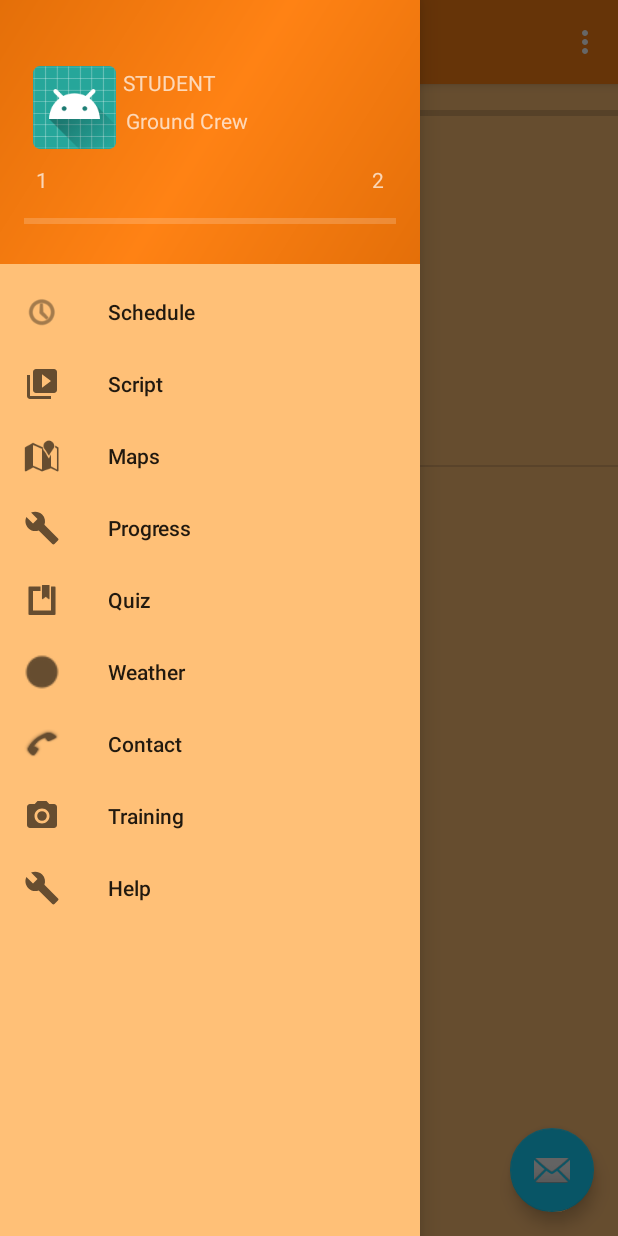
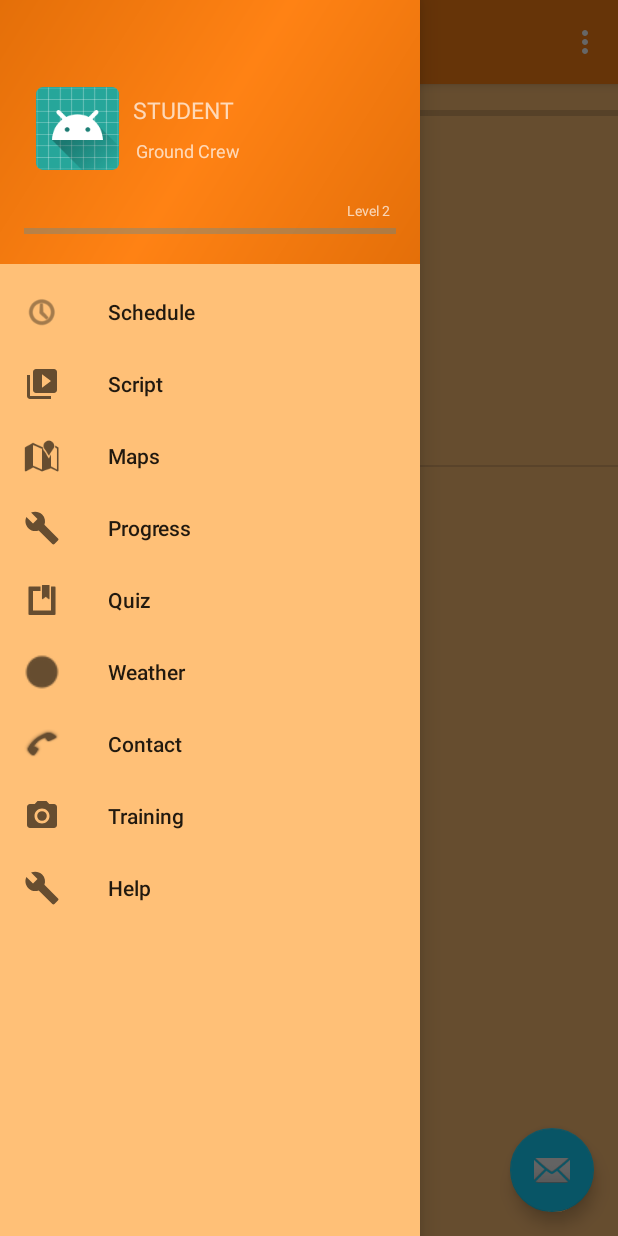
Before and after one commit to Leon-Wilson/bts_tour_app, an Android app: the screen it shows after launch (nav_main), with the side drawer open, on a phone screen of 412 x 824 dp. Run offline under Robolectric (Android 15) with nearby library versions, the phone set to English and light mode, and no system bars; our stand-ins replace Firebase (no records; nobody signed in at launch, a user with empty details on screens opened directly).

```diff
--- a/bts_tour/app/src/main/java/fs/sdvbs/bts_tour/nav_main.java
+++ b/bts_tour/app/src/main/java/fs/sdvbs/bts_tour/nav_main.java
@@ -1,6 +1,8 @@
 package fs.sdvbs.bts_tour;
 
 import android.content.Intent;
+import android.content.res.ColorStateList;
+import android.graphics.Color;
 import android.os.Bundle;
 import android.support.design.widget.FloatingActionButton;
 import android.support.design.widget.Snackbar;
@@ -65,11 +67,21 @@ public class nav_main extends AppCompatActivity
         next_level = header_layout.findViewById(R.id.nav_draw_next_level);
         curr_level = header_layout.findViewById(R.id.nav_draw_current_level);
         progress_bar = header_layout.findViewById(R.id.nav_draw_progress);
+        ColorStateList color_list = ColorStateList.valueOf(getResources().getColor(R.color.progress_tints,null));
+        progress_bar.setProgressTintList(color_list);
+        progress_bar.setProgressBackgroundTintList(color_list);
+        progress_bar.setProgressTintMode(null);
 
         player_name.setText(current_player.player_name);
         level_name.setText(current_player.getStats().level_name);
-        curr_level.setText(String.valueOf(current_player.getStats().current_level));
-        next_level.setText(String.valueOf(current_player.getStats().current_level + 1));
+        curr_level.setText("Level " + String.valueOf(current_player.getStats().current_level));
+        next_level.setText("Level " + String.valueOf(current_player.getStats().current_level + 1));
+
+//        player_name.setTextSize(15);
+//        level_name.setTextSize(12);
+//        curr_level.setTextSize(9);
+//        next_level.setTextSize(9);
+
         //progress_bar.setMax(6);
         //progress_bar.setProgress(3);
         progress_bar.setMax(current_player.stats.points_until_levelup);
@@ -160,8 +172,8 @@ public class nav_main extends AppCompatActivity
 
                 player_name.setText(current_player.player_name);
                 level_name.setText(current_player.getStats().level_name);
-                curr_level.setText(String.valueOf(current_player.getStats().current_level));
-                next_level.setText(String.valueOf(current_player.getStats().current_level + 1));
+                curr_level.setText("Level " + String.valueOf(current_player.getStats().current_level));
+                next_level.setText("Level " + String.valueOf(current_player.getStats().current_level + 1));
 
                 progress_bar.setMax(current_player.stats.points_until_levelup);
                 progress_bar.setProgress(current_player.stats.current_points);
--- /dev/null
+++ b/bts_tour/app/src/main/res/color/progress_tints.xml
@@ -0,0 +1,6 @@
+<?xml version="1.0" encoding="utf-8"?>
+<selector xmlns:android="http://schemas.android.com/apk/res/android">
+    <item
+        android:color="#0b94e4"
+        android:state_enabled="true"/>
+</selector>
--- a/bts_tour/app/src/main/res/layout/nav_header_nav_main.xml
+++ b/bts_tour/app/src/main/res/layout/nav_header_nav_main.xml
@@ -19,7 +19,7 @@
         android:id="@+id/nav_draw_progress"
         style="?android:attr/progressBarStyleHorizontal"
         android:layout_width="333dp"
-        android:layout_height="25dp"
+        android:layout_height="12dp"
         android:layout_marginEnd="8dp"
         android:layout_marginStart="8dp"
         app:layout_constraintBottom_toBottomOf="parent"
@@ -31,11 +31,12 @@
         android:id="@+id/nav_draw_current_level"
         android:layout_width="wrap_content"
         android:layout_height="wrap_content"
-        android:layout_marginBottom="5dp"
+        android:layout_marginBottom="1dp"
         android:layout_marginEnd="220dp"
-        android:layout_marginStart="8dp"
+        android:layout_marginStart="4dp"
         android:layout_marginTop="8dp"
         android:text="TextView"
+        android:textSize="9sp"
         app:layout_constraintBottom_toTopOf="@+id/nav_draw_progress"
         app:layout_constraintEnd_toStartOf="@+id/nav_draw_next_level"
         app:layout_constraintHorizontal_bias="0.0"
@@ -47,10 +48,11 @@
         android:id="@+id/nav_draw_next_level"
         android:layout_width="wrap_content"
         android:layout_height="wrap_content"
-        android:layout_marginBottom="5dp"
-        android:layout_marginEnd="8dp"
+        android:layout_marginBottom="1dp"
+        android:layout_marginEnd="4dp"
         android:layout_marginTop="8dp"
         android:text="TextView"
+        android:textSize="9sp"
         app:layout_constraintBottom_toTopOf="@+id/nav_draw_progress"
         app:layout_constraintEnd_toEndOf="parent"
         app:layout_constraintTop_toTopOf="parent"
@@ -60,12 +62,13 @@
         android:id="@+id/nav_draw_level_name"
         android:layout_width="wrap_content"
         android:layout_height="20dp"
-        android:layout_marginBottom="44dp"
-        android:layout_marginEnd="64dp"
+        android:layout_marginBottom="36dp"
+        android:layout_marginEnd="8dp"
         android:layout_marginStart="2dp"
         android:text="TextView"
+        android:textSize="12sp"
         app:layout_constraintBottom_toTopOf="@+id/nav_draw_progress"
-        app:layout_constraintEnd_toStartOf="@+id/nav_draw_next_level"
+        app:layout_constraintEnd_toEndOf="parent"
         app:layout_constraintHorizontal_bias="0.0"
         app:layout_constraintStart_toStartOf="@+id/nav_draw_name" />
 
@@ -74,25 +77,27 @@
         android:layout_width="wrap_content"
         android:layout_height="wrap_content"
         android:layout_marginBottom="3dp"
-        android:layout_marginEnd="120dp"
+        android:layout_marginEnd="108dp"
         android:layout_marginTop="8dp"
         android:text="TextView"
+        android:textSize="15sp"
         app:layout_constraintBottom_toTopOf="@+id/nav_draw_level_name"
         app:layout_constraintEnd_toEndOf="parent"
         app:layout_constraintTop_toTopOf="parent"
-        app:layout_constraintVertical_bias="0.878" />
+        app:layout_constraintVertical_bias="0.897" />
 
     <ImageView
         android:id="@+id/nav_draw_photo"
         android:layout_width="59dp"
         android:layout_height="55dp"
         android:layout_marginBottom="8dp"
-        android:layout_marginEnd="3dp"
-        android:layout_marginStart="5dp"
+        android:layout_marginEnd="10dp"
+        android:layout_marginStart="8dp"
         app:layout_constraintBottom_toTopOf="@+id/nav_draw_progress"
         app:layout_constraintEnd_toStartOf="@+id/nav_draw_name"
-        app:layout_constraintHorizontal_bias="0.915"
+        app:layout_constraintHorizontal_bias="0.56"
         app:layout_constraintStart_toStartOf="parent"
         app:layout_constraintTop_toTopOf="parent"
+        app:layout_constraintVertical_bias="0.611"
         app:srcCompat="@mipmap/ic_launcher_round" />
 </android.support.constraint.ConstraintLayout>
```
Also changed, not shown: bts_tour/app/src/main/java/fs/sdvbs/bts_tour/script_main.java (+23 -0 lines), bts_tour/app/src/main/res/layout/content_script_main.xml (+45 -34 lines).
